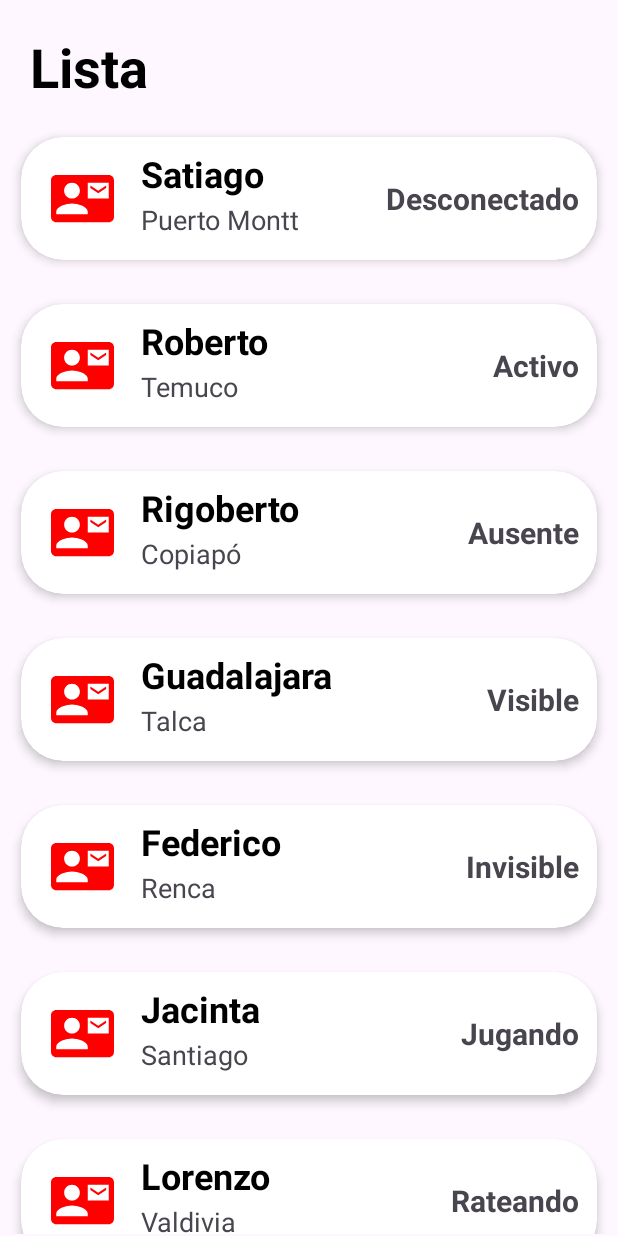
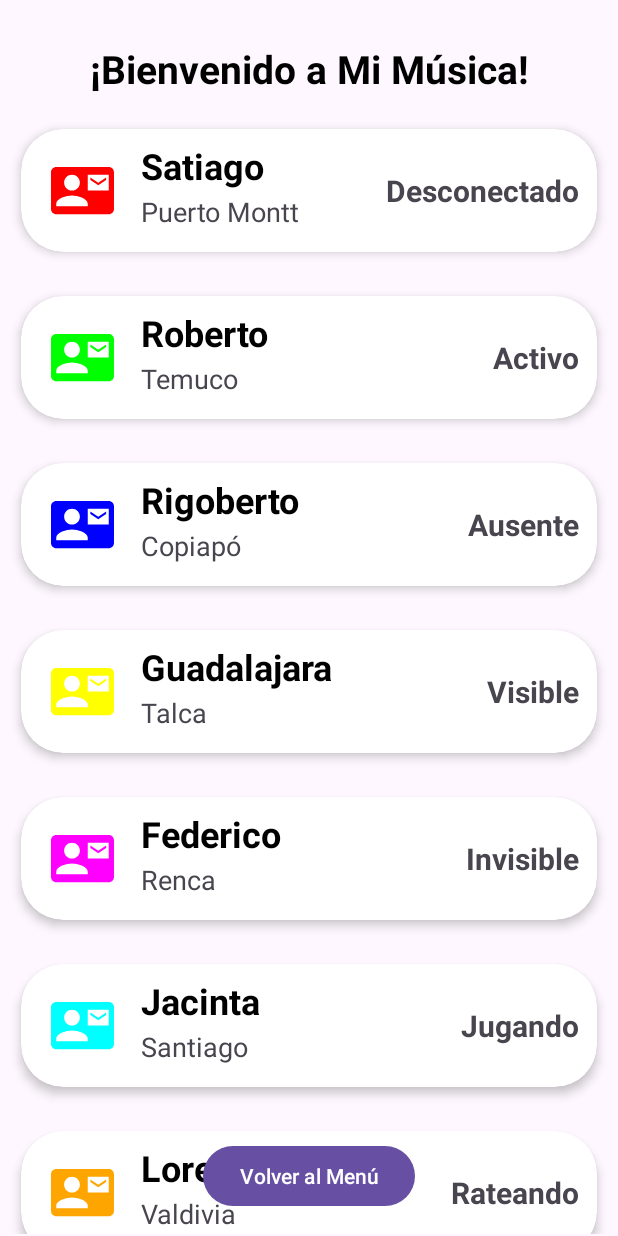
Before and after one commit to Paulobirribarra/AppMusica, an Android app: the RecyclerView screen opened directly, with no data from a screen before it, on a phone screen of 412 x 824 dp. Run offline under Robolectric (Android 15) with nearby library versions, the phone set to English and light mode, and no system bars.

Commit message:
trabajo completo segun pauta

```diff
--- a/app/src/main/java/com/example/appmusica/RecyclerView.java
+++ b/app/src/main/java/com/example/appmusica/RecyclerView.java
@@ -1,6 +1,8 @@
 package com.example.appmusica;
 
+import android.content.Intent;
 import android.os.Bundle;
+import android.view.View;
 
 import androidx.appcompat.app.AppCompatActivity;
 import androidx.recyclerview.widget.LinearLayoutManager;
@@ -29,5 +31,11 @@ public class RecyclerView extends AppCompatActivity{
         recyclerView.setAdapter(adapter);
 
     }
+    public void volverAlMenu(View view) {
+        Intent volver = new Intent(this, TableLayout.class);
+        startActivity(volver);
+    }
+
+
 
 }
--- a/app/src/main/java/com/example/appmusica/TableLayout.java
+++ b/app/src/main/java/com/example/appmusica/TableLayout.java
@@ -43,5 +43,9 @@ public class TableLayout extends AppCompatActivity {
         Intent gorecycler = new Intent(this, RecyclerView.class);
         startActivity(gorecycler);
     }
+    public void goAbout(View view) {
+        Intent goabout = new Intent(this, About.class);
+        startActivity(goabout);
+    }
 
 }
--- a/app/src/main/java/com/example/appmusica/dataGenerator.java
+++ b/app/src/main/java/com/example/appmusica/dataGenerator.java
@@ -9,14 +9,14 @@ public class dataGenerator {
 
         elements = new ArrayList<>();
         elements.add(new ListElement("#FF0000","Satiago","Puerto Montt","Desconectado"));
-        elements.add(new ListElement("#FF0000","Roberto","Temuco","Activo"));
-        elements.add(new ListElement("#FF0000","Rigoberto","Copiapó","Ausente"));
-        elements.add(new ListElement("#FF0000","Guadalajara","Talca","Visible"));
-        elements.add(new ListElement("#FF0000","Federico","Renca","Invisible"));
-        elements.add(new ListElement("#FF0000","Jacinta","Santiago","Jugando"));
-        elements.add(new ListElement("#FF0000","Lorenzo","Valdivia","Rateando"));
-        elements.add(new ListElement("#FF0000","Rudencinda","Rancagua","Chateando"));
-        elements.add(new ListElement("#FF0000","Leopolda","La serena","Con Crisis"));
+        elements.add(new ListElement("#00FF00","Roberto","Temuco","Activo"));
+        elements.add(new ListElement("#0000FF","Rigoberto","Copiapó","Ausente"));
+        elements.add(new ListElement("#FFFF00","Guadalajara","Talca","Visible"));
+        elements.add(new ListElement("#FF00FF","Federico","Renca","Invisible"));
+        elements.add(new ListElement("#00FFFF","Jacinta","Santiago","Jugando"));
+        elements.add(new ListElement("#FFA500","Lorenzo","Valdivia","Rateando"));
+        elements.add(new ListElement("#800080","Rudencinda","Rancagua","Chateando"));
+        elements.add(new ListElement("#008000","Leopolda","La serena","Con Crisis"));
         elements.add(new ListElement("#FF0000","Helga","Valparaiso","Con Ansiedad"));
         return elements;
     }
--- a/app/src/main/res/layout/activity_recycler_view.xml
+++ b/app/src/main/res/layout/activity_recycler_view.xml
@@ -10,11 +10,12 @@
         android:id="@+id/txtTitle"
         android:layout_width="wrap_content"
         android:layout_height="wrap_content"
-        android:layout_marginStart="20dp"
-        android:layout_marginTop="20dp"
-        android:text="Lista"
+        android:layout_marginStart="60dp"
+        android:layout_marginTop="28dp"
+        android:gravity="center"
+        android:text="@string/txtRecycler"
         android:textColor="@color/black"
-        android:textSize="36sp"
+        android:textSize="26sp"
         android:textStyle="bold"
         app:layout_constraintStart_toStartOf="parent"
         app:layout_constraintTop_toTopOf="parent" />
@@ -31,4 +32,16 @@
         app:layout_constraintEnd_toEndOf="parent"
         app:layout_constraintStart_toStartOf="parent"
         app:layout_constraintTop_toBottomOf="@+id/txtTitle" />
+
+    <Button
+        android:id="@+id/btnVolverMenu"
+        android:layout_width="wrap_content"
+        android:layout_height="wrap_content"
+        android:onClick="volverAlMenu"
+        android:layout_marginBottom="16dp"
+        android:text="@string/btnVolverMenu"
+        app:layout_constraintBottom_toBottomOf="parent"
+        app:layout_constraintEnd_toEndOf="parent"
+        app:layout_constraintStart_toStartOf="parent" />
+
 </androidx.constraintlayout.widget.ConstraintLayout>
--- a/app/src/main/res/layout/activity_table_layout.xml
+++ b/app/src/main/res/layout/activity_table_layout.xml
@@ -79,6 +79,7 @@
 
                 <Button
                     android:id="@+id/btnExtra"
+                    android:onClick="goAbout"
                     android:layout_width="wrap_content"
                     android:layout_height="wrap_content"
                     android:text="@string/btnExtra" />
--- a/app/src/main/res/values/strings.xml
+++ b/app/src/main/res/values/strings.xml
@@ -16,7 +16,10 @@
     <string name="btnRadio">Radio</string>
     <string name="btnSpiner">Spiner</string>
     <string name="btnCheck">Check</string>
+
     <string name="btnRecycler">Recycler</string>
+    <string name="btnVolverMenu">Volver al Menú</string>
+
     <string name="btnExtra">Extra</string>
     <string name="txtRadio">Selecciona una opción</string>
     <string name="txtRadioSalida"></string>
@@ -43,6 +46,9 @@
     <string name="btnCheckMenu">Menú</string>
 
     <string name="btnLimpiar">Limpiar</string>
+    <string name="txtCalificanos">Califícanos</string>
+    <string name="txtCalificanosSalida"></string>
+    <string name="btnMenuAbout">Volver al Menú</string>
 
 
 </resources>
```
Also changed, not shown: app/src/main/java/com/example/appmusica/About.java (+24 -0 lines), app/src/main/res/layout/activity_about.xml (+51 -0 lines), app/src/main/res/layout/activity_disc.xml (+8 -2 lines).
